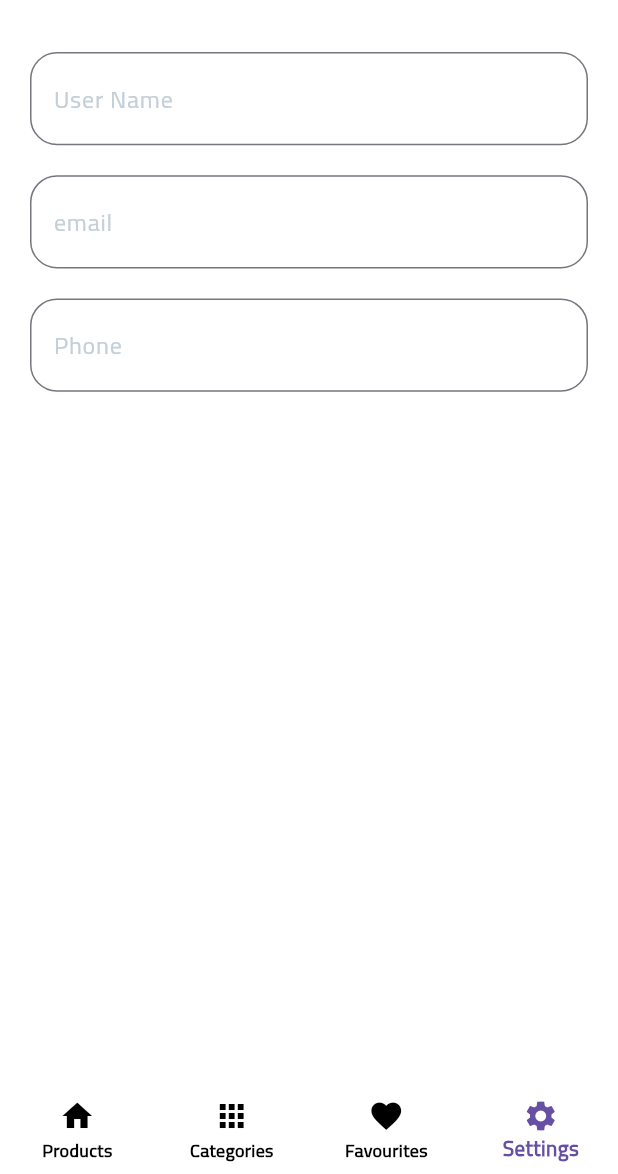
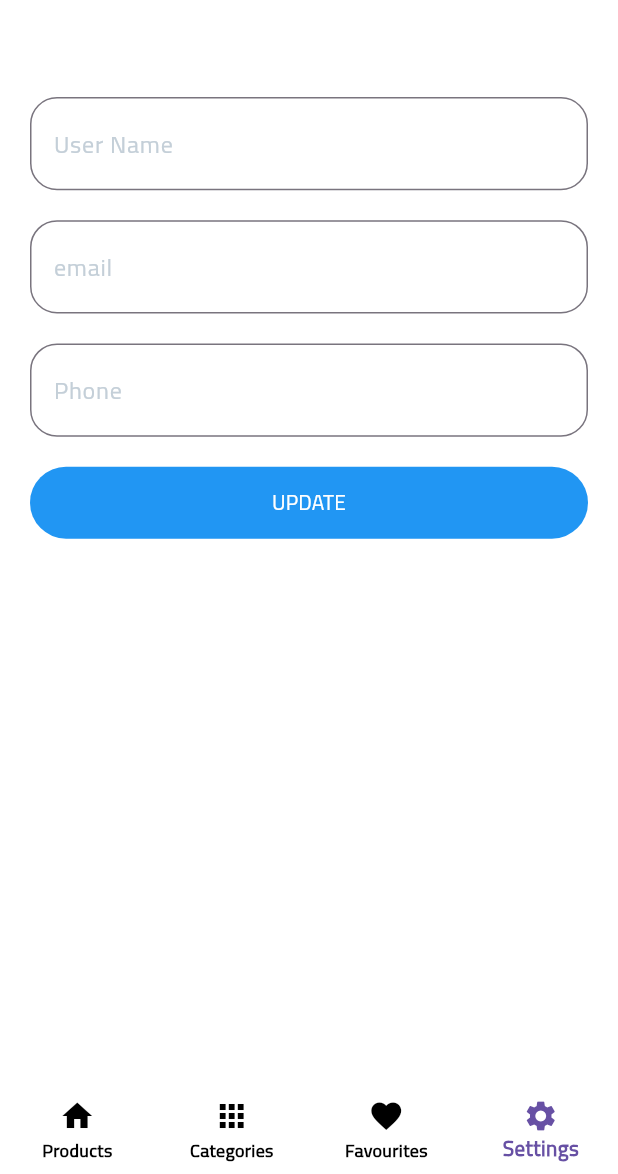
Before and after one commit to abdobassel/shop_e_commerce_flutter, a Flutter app: the Shop_Home screen opened directly, item 4 of the bottom bar chosen, on a phone screen of 412 x 824 dp, the part 62-1236 px from its top. Run offline on Flutter 3.47's test engine with Material 3 defaults, Android fonts, the phone set to English and light mode, and no system bars; our stand-ins replace carousel_slider, dio, flutter_bloc, flutter_conditional_rendering, fluttertoast, shared_preferences and 1 more; accounts and stored records are empty; network calls fail.

Commit message:
update done

```diff
--- a/lib/apiDio/apidio.dart
+++ b/lib/apiDio/apidio.dart
@@ -48,4 +48,23 @@ class DioHelper {
         options: Options(
             headers: {'Content-type': 'application/json; charset=UTF-8'}));
   }
+
+  static Future<Response> putData({
+    Map<String, dynamic>? query,
+    required String url,
+    required Map<String, dynamic> data,
+    String lang = 'ar',
+    String? token,
+  }) async {
+    dio.options.headers = {
+      'lang': lang,
+      'Authorization': token,
+      'Content-Type': 'application/json'
+    };
+    return await dio.put(url,
+        data: data,
+        queryParameters: query,
+        options: Options(
+            headers: {'Content-type': 'application/json; charset=UTF-8'}));
+  }
 }
--- a/lib/bloc_shop/states.dart
+++ b/lib/bloc_shop/states.dart
@@ -41,3 +41,13 @@ class ShopGetProfileErrorState extends ShopStates {
 
   ShopGetProfileErrorState({required this.error});
 }
+
+class ShopUpdateUserProfileDataSuccessState extends ShopStates {}
+
+class ShopUpdateProfileLoadingState extends ShopStates {}
+
+class ShopUpdateProfileErrorState extends ShopStates {
+  final String error;
+
+  ShopUpdateProfileErrorState({required this.error});
+}
--- a/lib/endpoints/endpoint.dart
+++ b/lib/endpoints/endpoint.dart
@@ -8,6 +8,7 @@ const String Get_CATEGORIES = 'categories';
 const String FAVOURITES = 'favorites';
 
 const String PROFILE = 'profile';
+const String UPDATE_PROFILE = 'update-profile';
 
 
 
--- a/lib/layout/settings/settings.dart
+++ b/lib/layout/settings/settings.dart
@@ -11,6 +11,8 @@ class SettingsScreen extends StatelessWidget {
   var namecontroller = TextEditingController();
   var phonecontroller = TextEditingController();
 
+  var formkey = GlobalKey<FormState>();
+
   SettingsScreen({super.key});
 
   @override
@@ -21,8 +23,8 @@ class SettingsScreen extends StatelessWidget {
           var model = ShopCubit.get(context).userProfileModel;
 
           namecontroller.text = model!.data!.name!;
-          emailcontroller.text = model!.data!.email!;
-          phonecontroller.text = model!.data!.phone!;
+          emailcontroller.text = model.data!.email!;
+          phonecontroller.text = model.data!.phone!;
 
           return Conditional.single(
             context: context,
@@ -31,7 +33,14 @@ class SettingsScreen extends StatelessWidget {
                 ShopCubit.get(context).userProfileModel != null,
             widgetBuilder: (context) => Padding(
               padding: EdgeInsets.all(20.0),
+              child: Form(
+                key: formkey,
                 child: Column(children: [
+                  if (state is ShopUpdateProfileLoadingState)
+                    LinearProgressIndicator(),
+                  SizedBox(
+                    height: 30,
+                  ),
                   DefaultTextForm(
                       controller: namecontroller,
                       labeltext: "User Name",
@@ -80,7 +89,19 @@ class SettingsScreen extends StatelessWidget {
                   SizedBox(
                     height: 20,
                   ),
+                  DefaultButton(
+                      text: 'Update',
+                      function: () {
+                        if (formkey.currentState!.validate()) {
+                          ShopCubit.get(context).updateProfile(
+                              name: namecontroller.text,
+                              phone: phonecontroller.text,
+                              email: emailcontroller.text);
+                        }
+                      },
+                      radius: 30.0)
                 ]),
+              ),
             ),
           );
         });
```
Also changed, not shown: lib/bloc_shop/cubit.dart (+17 -0 lines). Lines whose indentation alone changed are shown as unchanged.
